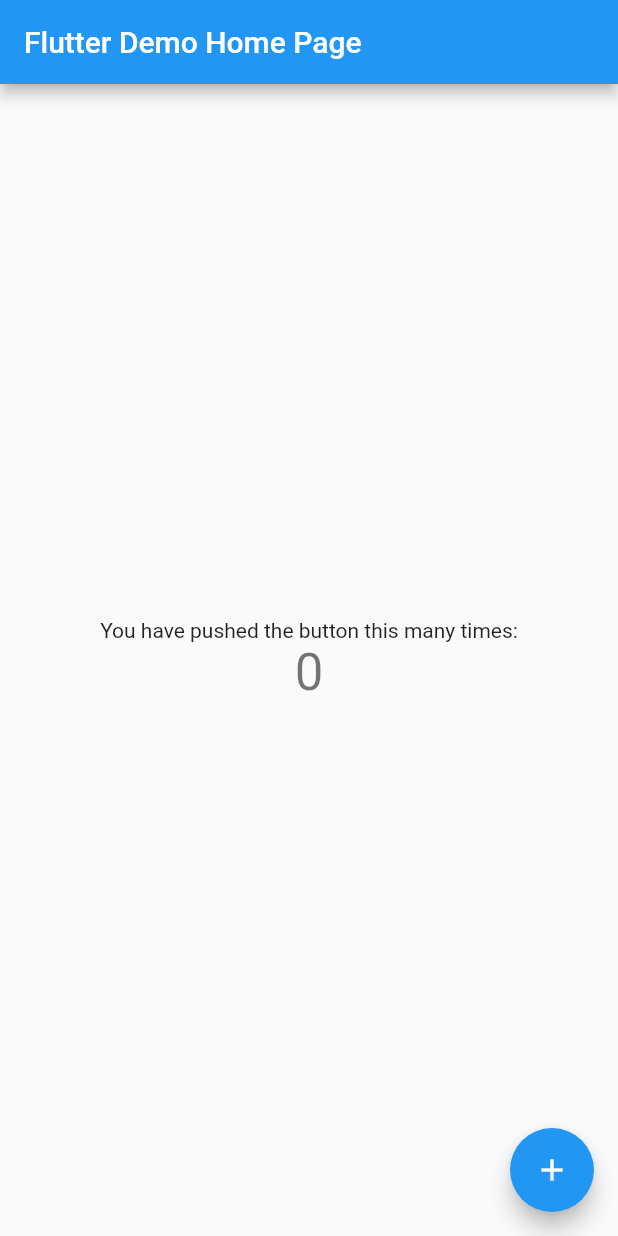
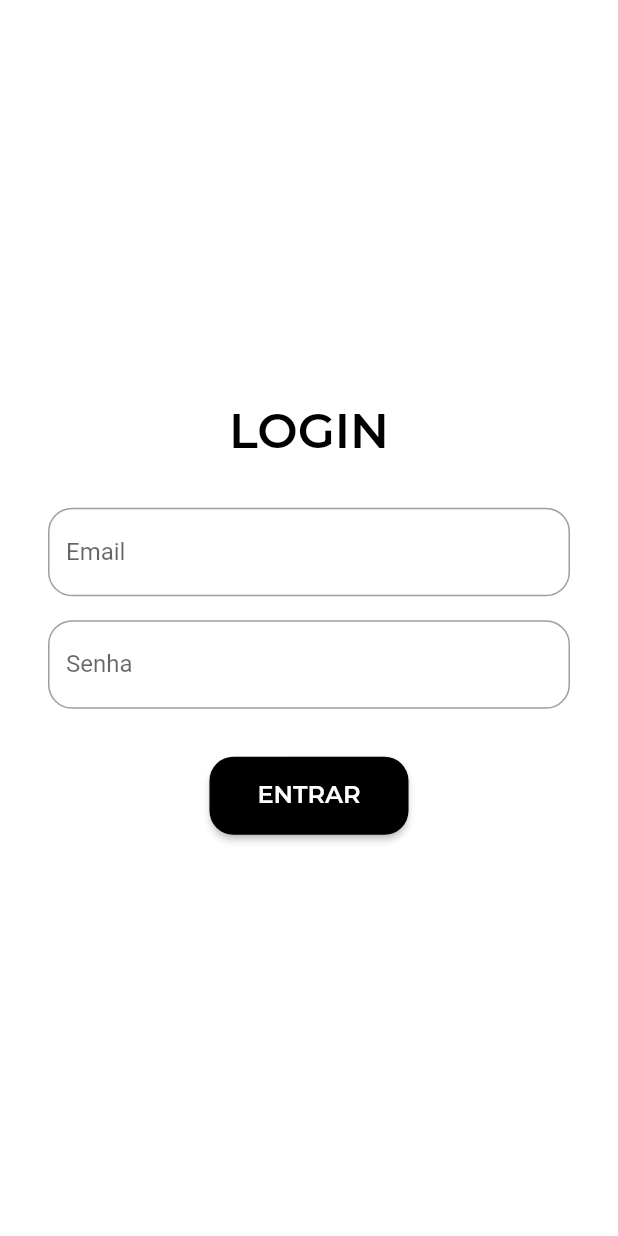
Before and after one commit to aray4mikael/trabalhoiot2, a Flutter app: the screen it shows after launch, on a phone screen of 412 x 824 dp. Run offline on Flutter 3.47's test engine with Material 2 defaults, Android fonts, the phone set to English and light mode, and no system bars; our stand-ins replace firebase_core, firebase_database, google_fonts; accounts and stored records are empty.

Commit message:
atualização 2

```diff
--- a/lib/login_page.dart
+++ b/lib/login_page.dart
@@ -0,0 +1,109 @@
+import 'package:flutter/material.dart';
+import 'package:google_fonts/google_fonts.dart';
+
+import 'my_home_page.dart';
+
+class LoginPage extends StatefulWidget {
+  @override
+  _LoginPageState createState() => _LoginPageState();
+}
+
+class _LoginPageState extends State<LoginPage> {
+  final _formKey = GlobalKey<FormState>();
+  String _email = '';
+  String _password = '';
+
+  @override
+  Widget build(BuildContext context) {
+    return Scaffold(
+      backgroundColor: Colors.white,
+      body: Center(
+        child: SingleChildScrollView(
+          child: Column(
+            mainAxisAlignment: MainAxisAlignment.center,
+            children: [
+              Text(
+                'LOGIN',
+                style: GoogleFonts.montserrat(
+                  fontSize: 32,
+                  fontWeight: FontWeight.w600,
+                  color: Colors.black,
+                ),
+              ),
+              SizedBox(height: 32),
+              Padding(
+                padding: const EdgeInsets.symmetric(horizontal: 32),
+                child: Form(
+                  key: _formKey,
+                  child: Column(
+                    children: [
+                      TextFormField(
+                        validator: (value) {
+                          if (value == null || value.isEmpty) {
+                            return 'Digite seu email';
+                          }
+                          return null;
+                        },
+                        onChanged: (value) => _email = value,
+                        decoration: InputDecoration(
+                          labelText: 'Email',
+                          border: OutlineInputBorder(
+                            borderRadius: BorderRadius.circular(16),
+                          ),
+                        ),
+                      ),
+                      SizedBox(height: 16),
+                      TextFormField(
+                        validator: (value) {
+                          if (value == null || value.isEmpty) {
+                            return 'Digite sua senha';
+                          }
+                          return null;
+                        },
+                        onChanged: (value) => _password = value,
+                        obscureText: true,
+                        decoration: InputDecoration(
+                          labelText: 'Senha',
+                          border: OutlineInputBorder(
+                            borderRadius: BorderRadius.circular(16),
+                          ),
+                        ),
+                      ),
+                      SizedBox(height: 32),
+                      ElevatedButton(
+                        onPressed: () {
+
+                          Navigator.push(
+                            context,
+                            MaterialPageRoute(builder: (context) => MyHomePage()), // Navegue para a tela de homepage
+                          );
+
+                        },
+                        style: ElevatedButton.styleFrom(
+                          primary: Colors.black,
+                          shape: RoundedRectangleBorder(
+                            borderRadius: BorderRadius.circular(16),
+                          ),
+                          padding:
+                          EdgeInsets.symmetric(horizontal: 32, vertical: 16),
+                        ),
+                        child: Text(
+                          'ENTRAR',
+                          style: GoogleFonts.montserrat(
+                            fontSize: 16,
+                            fontWeight: FontWeight.w600,
+                            color: Colors.white,
+                          ),
+                        ),
+                      ),
+                    ],
+                  ),
+                ),
+              ),
+            ],
+          ),
+        ),
+      ),
+    );
+  }
+}
--- a/lib/main.dart
+++ b/lib/main.dart
@@ -1,115 +1,37 @@
+import 'dart:async';
+
 import 'package:flutter/material.dart';
+import 'package:firebase_core/firebase_core.dart';
+import 'package:firebase_database/firebase_database.dart';
+import 'package:trabalhoiot2/login_page.dart';
+import 'my_home_page.dart';
 
-void main() {
+void main() async {
+  WidgetsFlutterBinding.ensureInitialized();
+  await Firebase.initializeApp();
   runApp(const MyApp());
+
 }
 
-class MyApp extends StatelessWidget {
+
+
+class MyApp extends StatefulWidget {
   const MyApp({super.key});
 
-  // This widget is the root of your application.
+  @override
+  State<MyApp> createState() => _MyAppState();
+}
+
+class _MyAppState extends State<MyApp> {
+
   @override
   Widget build(BuildContext context) {
     return MaterialApp(
       title: 'Flutter Demo',
       theme: ThemeData(
-        // This is the theme of your application.
-        //
-        // Try running your application with "flutter run". You'll see the
-        // application has a blue toolbar. Then, without quitting the app, try
-        // changing the primarySwatch below to Colors.green and then invoke
-        // "hot reload" (press "r" in the console where you ran "flutter run",
-        // or simply save your changes to "hot reload" in a Flutter IDE).
-        // Notice that the counter didn't reset back to zero; the application
-        // is not restarted.
         primarySwatch: Colors.blue,
       ),
-      home: const MyHomePage(title: 'Flutter Demo Home Page'),
+      home: LoginPage(),
     );
   }
 }
-
-class MyHomePage extends StatefulWidget {
-  const MyHomePage({super.key, required this.title});
-
-  // This widget is the home page of your application. It is stateful, meaning
-  // that it has a State object (defined below) that contains fields that affect
-  // how it looks.
-
-  // This class is the configuration for the state. It holds the values (in this
-  // case the title) provided by the parent (in this case the App widget) and
-  // used by the build method of the State. Fields in a Widget subclass are
-  // always marked "final".
-
-  final String title;
-
-  @override
-  State<MyHomePage> createState() => _MyHomePageState();
-}
-
-class _MyHomePageState extends State<MyHomePage> {
-  int _counter = 0;
-
-  void _incrementCounter() {
-    setState(() {
-      // This call to setState tells the Flutter framework that something has
-      // changed in this State, which causes it to rerun the build method below
-      // so that the display can reflect the updated values. If we changed
-      // _counter without calling setState(), then the build method would not be
-      // called again, and so nothing would appear to happen.
-      _counter++;
-    });
-  }
-
-  @override
-  Widget build(BuildContext context) {
-    // This method is rerun every time setState is called, for instance as done
-    // by the _incrementCounter method above.
-    //
-    // The Flutter framework has been optimized to make rerunning build methods
-    // fast, so that you can just rebuild anything that needs updating rather
-    // than having to individually change instances of widgets.
-    return Scaffold(
-      appBar: AppBar(
-        // Here we take the value from the MyHomePage object that was created by
-        // the App.build method, and use it to set our appbar title.
-        title: Text(widget.title),
-      ),
-      body: Center(
-        // Center is a layout widget. It takes a single child and positions it
-        // in the middle of the parent.
-        child: Column(
-          // Column is also a layout widget. It takes a list of children and
-          // arranges them vertically. By default, it sizes itself to fit its
-          // children horizontally, and tries to be as tall as its parent.
-          //
-          // Invoke "debug painting" (press "p" in the console, choose the
-          // "Toggle Debug Paint" action from the Flutter Inspector in Android
-          // Studio, or the "Toggle Debug Paint" command in Visual Studio Code)
-          // to see the wireframe for each widget.
-          //
-          // Column has various properties to control how it sizes itself and
-          // how it positions its children. Here we use mainAxisAlignment to
-          // center the children vertically; the main axis here is the vertical
-          // axis because Columns are vertical (the cross axis would be
-          // horizontal).
-          mainAxisAlignment: MainAxisAlignment.center,
-          children: <Widget>[
-            const Text(
-              'You have pushed the button this many times:',
-            ),
-            Text(
-              '$_counter',
-              style: Theme.of(context).textTheme.headlineMedium,
-            ),
-          ],
-        ),
-      ),
-      floatingActionButton: FloatingActionButton(
-        onPressed: _incrementCounter,
-        tooltip: 'Increment',
-        child: const Icon(Icons.add),
-      ), // This trailing comma makes auto-formatting nicer for build methods.
-    );
-  }
-}
--- a/pubspec.yaml
+++ b/pubspec.yaml
@@ -19,7 +19,7 @@ publish_to: 'none' # Remove this line if you wish to publish to pub.dev
 version: 1.0.0+1
 
 environment:
-  sdk: '>=2.19.1 <3.0.0'
+  sdk: '>=2.19.0-146.2.beta <3.0.0'
 
 # Dependencies specify other packages that your package needs in order to work.
 # To automatically upgrade your package dependencies to the latest versions
@@ -35,6 +35,8 @@ dependencies:
   # The following adds the Cupertino Icons font to your application.
   # Use with the CupertinoIcons class for iOS style icons.
   cupertino_icons: ^1.0.2
+  firebase_core: ^2.9.0
+  firebase_database: ^10.1.0
 
 dev_dependencies:
   flutter_test:
@@ -46,6 +48,7 @@ dev_dependencies:
   # package. See that file for information about deactivating specific lint
   # rules and activating additional ones.
   flutter_lints: ^2.0.0
+  google_fonts: ^2.0.0
 
 # For information on the generic Dart part of this file, see the
 # following page: https://dart.dev/tools/pub/pubspec
```
Also changed, not shown: lib/my_home_page.dart (+161 -0 lines), pubspec.lock, 2 other files.
